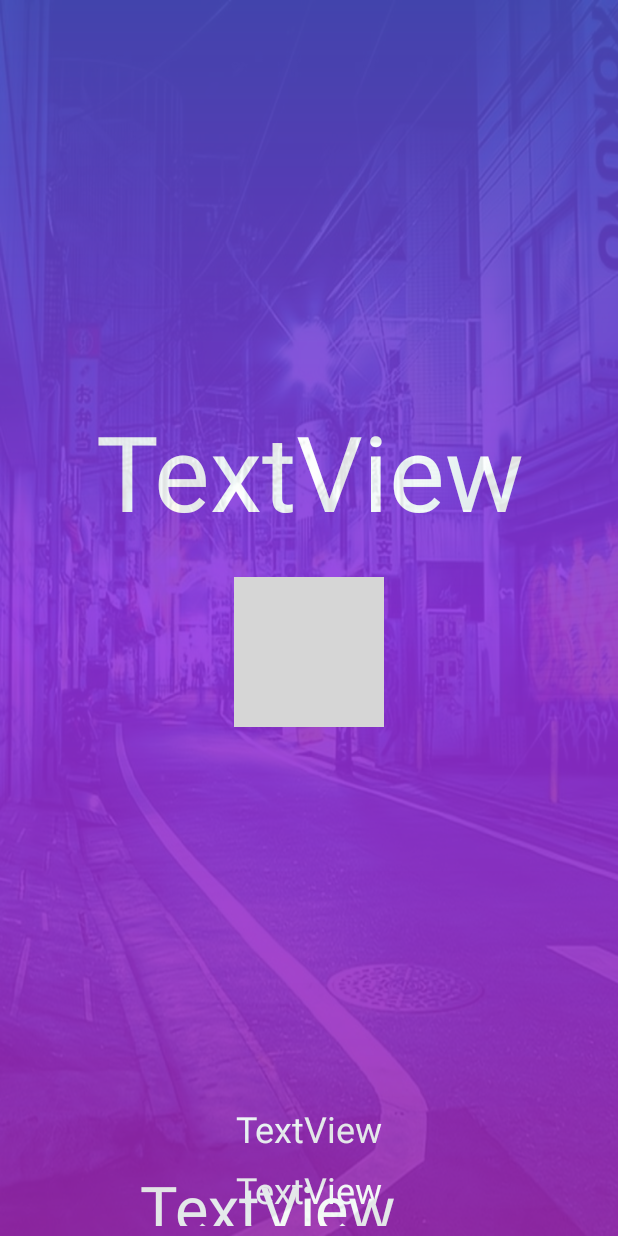
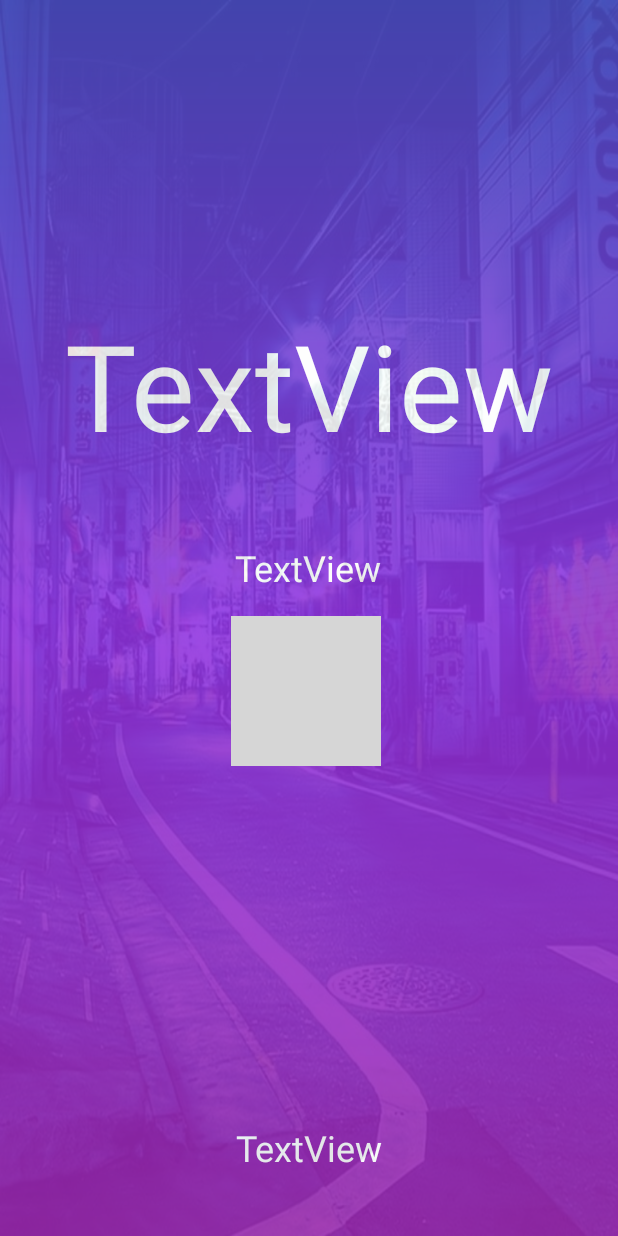
Before and after one commit to CBZakaria/meteo, an Android app: the DailyActivity screen opened directly, with no data from a screen before it, on a phone screen of 412 x 824 dp. Run offline under Robolectric (Android 15) with nearby library versions, the light colour scheme and no system bars; our stand-ins replace Picasso; pictures from the network do not load; 7 statements that could not run were skipped; grey boxes are pictures that could not be loaded.

Commit message:
added the design

```diff
--- a/app/src/main/res/layout/activity_daily.xml
+++ b/app/src/main/res/layout/activity_daily.xml
@@ -26,39 +26,49 @@
             android:layout_height="100dp"
             android:layout_marginStart="8dp"
             android:layout_marginLeft="8dp"
-            android:layout_marginTop="24dp"
+            android:layout_marginTop="16dp"
             android:layout_marginEnd="8dp"
             android:layout_marginRight="8dp"
             android:adjustViewBounds="true"
             android:scaleType="fitXY"
             android:src="@drawable/ic_weather"
             app:layout_constraintEnd_toEndOf="parent"
+            app:layout_constraintHorizontal_bias="0.494"
             app:layout_constraintStart_toStartOf="parent"
-            app:layout_constraintTop_toBottomOf="@+id/temperature_textV" />
+            app:layout_constraintTop_toBottomOf="@+id/condition_tv" />
 
         <TextView
             android:id="@+id/condition_tv"
-            android:layout_width="match_parent"
+            android:layout_width="wrap_content"
             android:layout_height="wrap_content"
+            android:layout_marginStart="8dp"
+            android:layout_marginLeft="8dp"
+            android:layout_marginTop="8dp"
+            android:layout_marginEnd="8dp"
+            android:layout_marginRight="8dp"
             android:layout_marginBottom="8dp"
             android:text="TextView"
             android:textAlignment="center"
             android:textColor="@android:color/white"
             android:textSize="24sp"
             app:layout_constraintBottom_toTopOf="@+id/tmin_max"
-            tools:layout_editor_absoluteX="8dp" />
+            app:layout_constraintEnd_toEndOf="parent"
+            app:layout_constraintHorizontal_bias="0.498"
+            app:layout_constraintStart_toStartOf="parent"
+            app:layout_constraintTop_toBottomOf="@+id/temperature_textV"
+            app:layout_constraintVertical_bias="0.113" />
 
         <TextView
             android:id="@+id/tmin_max"
             android:layout_width="match_parent"
             android:layout_height="wrap_content"
-            android:layout_marginBottom="8dp"
+            android:layout_marginBottom="36dp"
             android:text="TextView"
             android:textAlignment="center"
             android:textColor="@android:color/white"
             android:textSize="24sp"
             app:layout_constraintBottom_toBottomOf="parent"
-            tools:layout_editor_absoluteX="8dp" />
+            tools:layout_editor_absoluteX="7dp" />
 
         <TextView
             android:id="@+id/city_name"
@@ -71,27 +81,31 @@
             android:textColor="@android:color/white"
             android:textSize="42sp"
             android:typeface="sans"
-            app:fontFamily="sans-serif"
+            app:fontFamily="@font/roboto_thin"
             app:layout_constraintBottom_toBottomOf="parent"
             app:layout_constraintEnd_toEndOf="parent"
-            app:layout_constraintHorizontal_bias="0.538"
+            app:layout_constraintHorizontal_bias="1.0"
             app:layout_constraintStart_toStartOf="parent"
             app:layout_constraintTop_toTopOf="parent"
-            app:layout_constraintVertical_bias="0.226" />
+            app:layout_constraintVertical_bias="0.138" />
 
         <TextView
             android:id="@+id/date_details"
-            android:layout_width="match_parent"
+            android:layout_width="wrap_content"
             android:layout_height="wrap_content"
+            android:layout_marginStart="8dp"
+            android:layout_marginLeft="8dp"
             android:layout_marginTop="8dp"
-            android:layout_marginEnd="56dp"
-            android:layout_marginRight="56dp"
+            android:layout_marginEnd="8dp"
+            android:layout_marginRight="8dp"
             android:text="TextView"
             android:textAlignment="center"
             android:textColor="@android:color/white"
             android:textSize="42sp"
+            android:visibility="invisible"
             app:layout_constraintEnd_toEndOf="parent"
-            app:layout_constraintTop_toBottomOf="@+id/condition_tv" />
+            app:layout_constraintStart_toStartOf="parent"
+            app:layout_constraintTop_toBottomOf="@+id/weather_icon" />
 
         <TextView
             android:id="@+id/temperature_textV"
@@ -102,8 +116,9 @@
             android:text="TextView"
             android:textAlignment="center"
             android:textColor="@android:color/white"
-            android:textSize="70sp"
+            android:textSize="80sp"
             android:typeface="sans"
+            app:fontFamily="@font/roboto_light"
             app:layout_constraintEnd_toEndOf="parent"
             app:layout_constraintStart_toStartOf="parent"
             app:layout_constraintTop_toBottomOf="@+id/city_name" />
```
